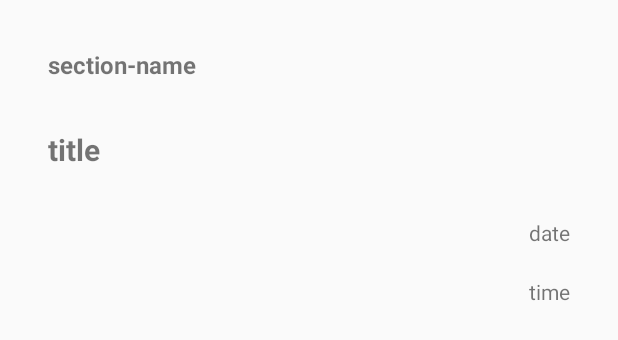
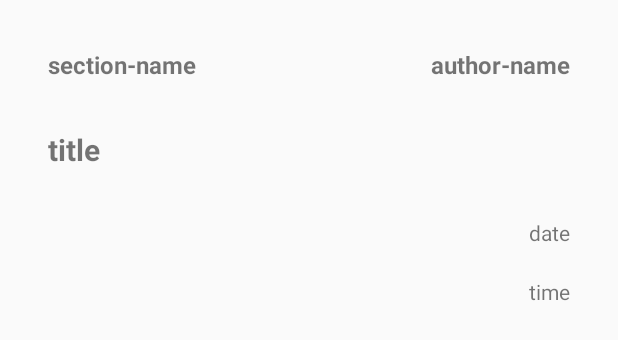
Before and after one commit to mhghy93/News-App-Stage-1, an Android app: the layout news_list_item.xml on its own in the app's theme, with its tools: preview values and no code run, on a phone screen of 412 x 824 dp. Shown: the top 340 px of the screen. Run offline under Robolectric (Android 15) with nearby library versions, the phone set to English and light mode, and no system bars.

Commit message:
Author name was added

```diff
--- a/app/src/main/java/com/example/android/newsapp/MainActivity.java
+++ b/app/src/main/java/com/example/android/newsapp/MainActivity.java
@@ -26,7 +26,7 @@ public class MainActivity extends AppCompatActivity implements LoaderManager.Loa
     private static final int NEWS_LOADER_ID = 1;
     //URL for news data
     private static final String NEWS_URL
-            = "https://content.guardianapis.com/search?api-key=2345bab3-1fe6-48b6-a300-b6fc5aafd6fe";
+            = "https://content.guardianapis.com/search?show-tags=contributor&api-key=2345bab3-1fe6-48b6-a300-b6fc5aafd6fe";
     /**
      * TextView that is displayed when the list is empty
      */
--- a/app/src/main/java/com/example/android/newsapp/NewsAdapter.java
+++ b/app/src/main/java/com/example/android/newsapp/NewsAdapter.java
@@ -54,6 +54,11 @@ public class NewsAdapter extends ArrayAdapter<News> {
         // Display the news section name of the current news in that TextView
         newsSectionNameView.setText(currentNews.getSectionName());
 
+        // Find the TextView with view ID news_author_name
+        TextView newsAuthorNameView = (TextView) convertView.findViewById(R.id.news_author_name);
+        // Display the news author name of the current news in that TextView
+        newsAuthorNameView.setText(currentNews.getAuthorName());
+
         //Variable that holds the date and time in the format (yyyy-mm-ddThh:mm:ssZ)
         String newsPublishedDateAndTime = currentNews.getDatePublished();
         //String array that hols the date and time
--- a/app/src/main/java/com/example/android/newsapp/QueryUtils.java
+++ b/app/src/main/java/com/example/android/newsapp/QueryUtils.java
@@ -77,9 +77,12 @@ public final class QueryUtils {
                 // Extract the value for the key called "webUrl"
                 String newsWebUrl = currentNews.getString("webUrl");
 
+                //Stores the author name
+                String authorName = currentNews.getJSONArray("tags").getJSONObject(0).getString("webTitle");
+
                 // Create a new {@link News} object with the newsTitle, newsSectionName, publicationDate,
                 // and newsWebUrl from the JSON response.
-                News news = new News(newsTitle, newsSectionName, publicationDate, newsWebUrl);
+                News news = new News(newsTitle, newsSectionName, publicationDate, newsWebUrl, authorName);
                 newsList.add(news);
 
 
--- a/app/src/main/res/layout/news_list_item.xml
+++ b/app/src/main/res/layout/news_list_item.xml
@@ -15,6 +15,16 @@
         android:textSize="16sp"
         android:textStyle="bold"
         tools:text="section-name" />
+
+    <TextView
+        android:id="@+id/news_author_name"
+        android:layout_width="wrap_content"
+        android:layout_height="wrap_content"
+        android:layout_alignParentRight="true"
+        android:padding="16dp"
+        android:textSize="16sp"
+        android:textStyle="bold"
+        tools:text="author-name" />
 
     <TextView
         android:id="@+id/news_title"
```
Also changed, not shown: app/src/main/java/com/example/android/newsapp/News.java (+15 -1 lines).
